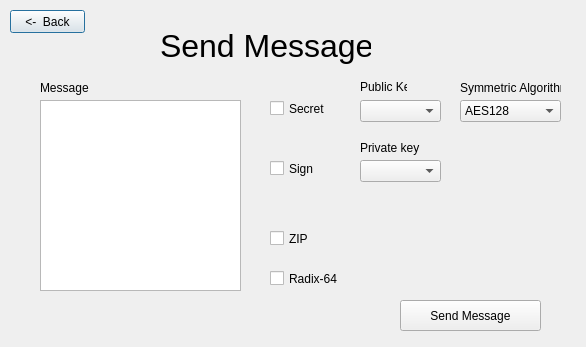
This is src/gui/sendMessage.ui in miticn/PGP as Qt 5 draws it before an edit. The edited form follows.
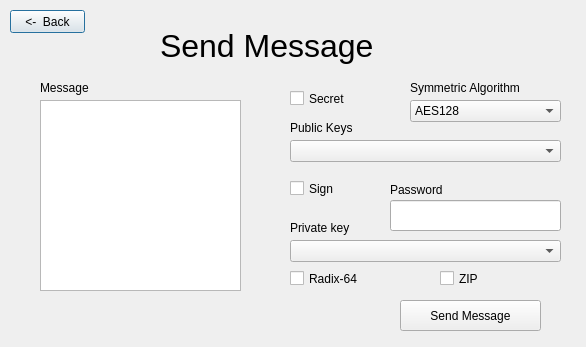
This is the edited form.

The edit to the form file:
```diff
--- a/src/gui/sendMessage.ui
+++ b/src/gui/sendMessage.ui
@@ -18,7 +18,7 @@
     <rect>
      <x>160</x>
      <y>20</y>
-     <width>211</width>
+     <width>251</width>
      <height>51</height>
     </rect>
    </property>
@@ -57,8 +57,8 @@
   <widget class="QCheckBox" name="secretCB">
    <property name="geometry">
     <rect>
-     <x>270</x>
-     <y>100</y>
+     <x>290</x>
+     <y>90</y>
      <width>70</width>
      <height>17</height>
     </rect>
@@ -70,8 +70,8 @@
   <widget class="QCheckBox" name="signCB">
    <property name="geometry">
     <rect>
-     <x>270</x>
-     <y>160</y>
+     <x>290</x>
+     <y>180</y>
      <width>70</width>
      <height>17</height>
     </rect>
@@ -83,8 +83,8 @@
   <widget class="QCheckBox" name="ZIPCB">
    <property name="geometry">
     <rect>
-     <x>270</x>
-     <y>230</y>
+     <x>440</x>
+     <y>270</y>
      <width>70</width>
      <height>17</height>
     </rect>
@@ -96,9 +96,9 @@
   <widget class="QCheckBox" name="R64CB">
    <property name="geometry">
     <rect>
-     <x>270</x>
+     <x>290</x>
      <y>270</y>
-     <width>70</width>
+     <width>91</width>
      <height>17</height>
     </rect>
    </property>
@@ -109,9 +109,9 @@
   <widget class="QComboBox" name="publicKeyComboBox">
    <property name="geometry">
     <rect>
-     <x>360</x>
-     <y>100</y>
-     <width>81</width>
+     <x>290</x>
+     <y>140</y>
+     <width>271</width>
      <height>22</height>
     </rect>
    </property>
@@ -119,9 +119,9 @@
   <widget class="QComboBox" name="symAlgoComboBox">
    <property name="geometry">
     <rect>
-     <x>460</x>
+     <x>410</x>
      <y>100</y>
-     <width>101</width>
+     <width>151</width>
      <height>22</height>
     </rect>
    </property>
@@ -139,9 +139,9 @@
   <widget class="QComboBox" name="privatekeyComboBox">
    <property name="geometry">
     <rect>
-     <x>360</x>
-     <y>160</y>
-     <width>81</width>
+     <x>290</x>
+     <y>240</y>
+     <width>271</width>
      <height>22</height>
     </rect>
    </property>
@@ -149,10 +149,10 @@
   <widget class="QLabel" name="label_3">
    <property name="geometry">
     <rect>
-     <x>360</x>
-     <y>80</y>
-     <width>47</width>
-     <height>13</height>
+     <x>290</x>
+     <y>120</y>
+     <width>81</width>
+     <height>16</height>
     </rect>
    </property>
    <property name="text">
@@ -162,9 +162,9 @@
   <widget class="QLabel" name="label_4">
    <property name="geometry">
     <rect>
-     <x>460</x>
+     <x>410</x>
      <y>80</y>
-     <width>101</width>
+     <width>161</width>
      <height>16</height>
     </rect>
    </property>
@@ -201,9 +201,9 @@
   <widget class="QLabel" name="label_5">
    <property name="geometry">
     <rect>
-     <x>360</x>
-     <y>140</y>
-     <width>61</width>
+     <x>290</x>
+     <y>220</y>
+     <width>101</width>
      <height>16</height>
     </rect>
    </property>
@@ -211,6 +211,38 @@
     <string>Private key</string>
    </property>
   </widget>
+  <widget class="QLineEdit" name="passwordTB">
+   <property name="enabled">
+    <bool>true</bool>
+   </property>
+   <property name="echoMode">
+    <enum>QLineEdit::Password</enum>
+   </property>
+   <property name="geometry">
+    <rect>
+     <x>390</x>
+     <y>200</y>
+     <width>171</width>
+     <height>31</height>
+    </rect>
+   </property>
+   <property name="inputMethodHints">
+    <set>Qt::ImhNone</set>
+   </property>
+  </widget>
+  <widget class="QLabel" name="passwordLabel">
+   <property name="geometry">
+    <rect>
+     <x>390</x>
+     <y>180</y>
+     <width>61</width>
+     <height>20</height>
+    </rect>
+   </property>
+   <property name="text">
+    <string>Password</string>
+   </property>
+  </widget>
  </widget>
  <resources/>
  <connections/>
```
Left out of the diff: 2 changed lines with no effect on the pictures.
